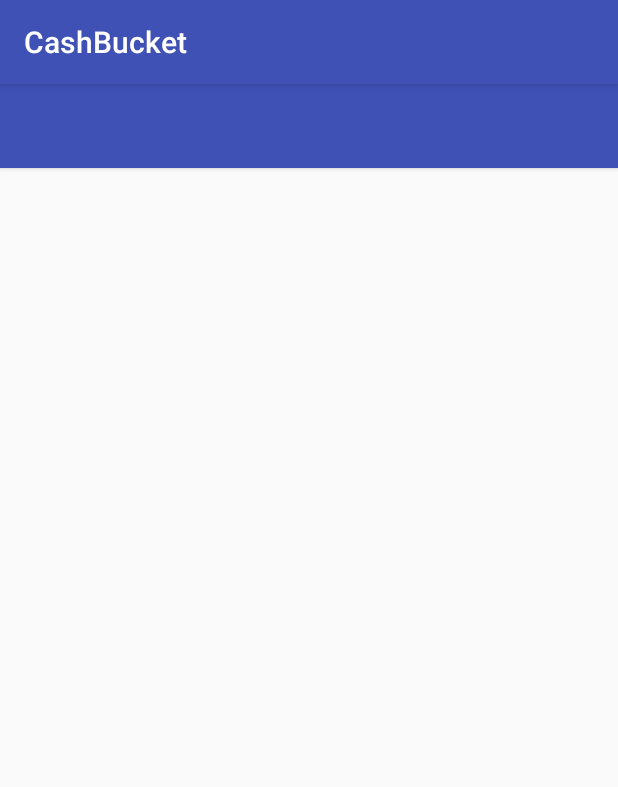
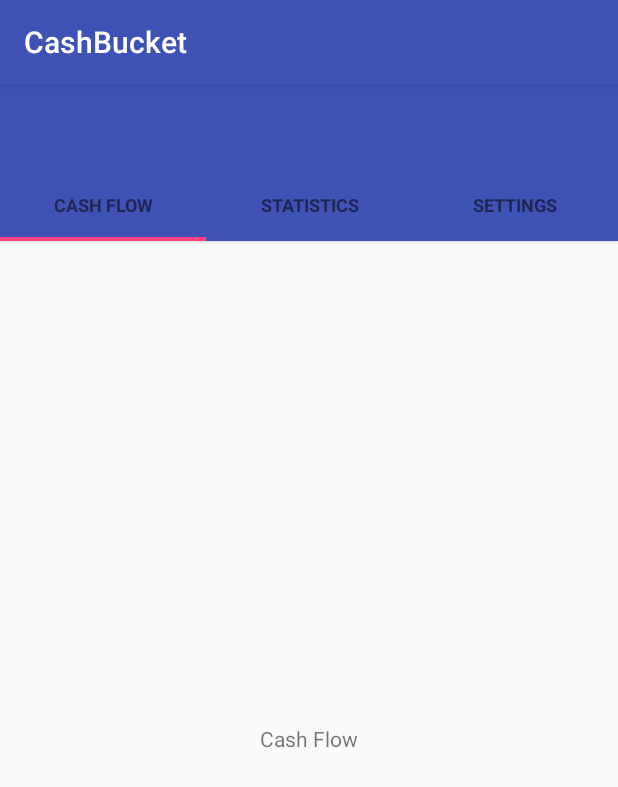
Before and after one commit to rrosatti/cash-bucket, an Android app: the MainActivity screen opened directly, with no data from a screen before it, on a phone screen of 412 x 824 dp. Shown: the top 787 px of the screen. Run offline under Robolectric (Android 15) with nearby library versions, the light colour scheme and no system bars; 1 statement that could not run was skipped.

Commit message:
create Tab Fargments and Layouts (not fully implemented)

```diff
--- a/app/src/main/java/com/example/rodri/cashbucket/activity/MainActivity.java
+++ b/app/src/main/java/com/example/rodri/cashbucket/activity/MainActivity.java
@@ -1,15 +1,52 @@
 package com.example.rodri.cashbucket.activity;
 
+import android.support.v4.view.ViewPager;
 import android.support.v7.app.AppCompatActivity;
 import android.os.Bundle;
+import android.support.v7.widget.Toolbar;
 
 import com.example.rodri.cashbucket.R;
+import com.example.rodri.cashbucket.adapter.ViewPagerAdapter;
+import com.example.rodri.cashbucket.tabs.SlidingTabLayout;
 
 public class MainActivity extends AppCompatActivity {
+
+    private Toolbar toolbar;
+    private ViewPager pager;
+    private ViewPagerAdapter pagerAdapter;
+    private SlidingTabLayout tabs;
+    private CharSequence Titles[] = {"Cash Flow", "Statistics", "Settings"};
+    private int numOfTabs = 3;
 
     @Override
     protected void onCreate(Bundle savedInstanceState) {
         super.onCreate(savedInstanceState);
         setContentView(R.layout.activity_main);
+
+        toolbar = (Toolbar) findViewById(R.id.tool_bar);
+        setSupportActionBar(toolbar);
+
+        // Create the ViewPagerAdapter
+        pagerAdapter = new ViewPagerAdapter(getSupportFragmentManager(), Titles, numOfTabs);
+
+        // Assigning ViewPager views and setting the adapter
+        pager = (ViewPager) findViewById(R.id.pager);
+        pager.setAdapter(pagerAdapter);
+
+        // Assigning the Sliding Tab Layout View
+        tabs = (SlidingTabLayout) findViewById(R.id.tabs);
+        // This makes the tabs space evenly in available width
+        tabs.setDistributeEvenly(true);
+
+        // Setting custom color for the scroll bar indicator
+        tabs.setCustomTabColorizer(new SlidingTabLayout.TabColorizer() {
+            @Override
+            public int getIndicatorColor(int position) {
+                return getResources().getColor(R.color.colorAccent);
+            }
+        });
+
+        // Setting the ViewPager for the SlidingTabsLayout
+        tabs.setViewPager(pager);
     }
 }
--- /dev/null
+++ b/app/src/main/java/com/example/rodri/cashbucket/adapter/ViewPagerAdapter.java
@@ -0,0 +1,77 @@
+package com.example.rodri.cashbucket.adapter;
+
+import android.support.v4.app.Fragment;
+import android.support.v4.app.FragmentManager;
+import android.support.v4.app.FragmentStatePagerAdapter;
+
+import com.example.rodri.cashbucket.fragment.CashFlowFragment;
+import com.example.rodri.cashbucket.fragment.SettingsFragment;
+import com.example.rodri.cashbucket.fragment.StatisticsFragment;
+
+/**
+ * Created by rodri on 1/2/2017.
+ */
+
+public class ViewPagerAdapter extends FragmentStatePagerAdapter {
+
+    private CharSequence Titles[];
+    private int numOfTabs;
+
+    public ViewPagerAdapter(FragmentManager fm, CharSequence Titles[], int numOfTabs) {
+        super(fm);
+
+        this.Titles = Titles;
+        this.numOfTabs = numOfTabs;
+    }
+
+    /**
+     *
+     *  It return the fragment for the  every position in the View Pager
+     *
+     * @param position
+     * @return
+     */
+    @Override
+    public Fragment getItem(int position) {
+        switch (position) {
+            case 0: {
+                CashFlowFragment cashFlowFragment = new CashFlowFragment();
+                return cashFlowFragment;
+            }
+            case 1: {
+                StatisticsFragment statisticsFragment = new StatisticsFragment();
+                return statisticsFragment;
+            }
+            case 2: {
+                SettingsFragment settingsFragment = new SettingsFragment();
+                return settingsFragment;
+            }
+            default: {
+                return null;
+            }
+        }
+    }
+
+    /**
+     *
+     * It return the titles of the Tabs in the Tab Strip
+     *
+     * @param position
+     * @return
+     */
+    @Override
+    public CharSequence getPageTitle(int position) {
+        return Titles[position];
+    }
+
+    /**
+     *
+     * It returns the number of tabs for the Tab Strip
+     *
+     * @return
+     */
+    @Override
+    public int getCount() {
+        return numOfTabs;
+    }
+}
--- /dev/null
+++ b/app/src/main/java/com/example/rodri/cashbucket/fragment/CashFlowFragment.java
@@ -0,0 +1,24 @@
+package com.example.rodri.cashbucket.fragment;
+
+import android.os.Bundle;
+import android.support.annotation.Nullable;
+import android.support.v4.app.Fragment;
+import android.view.LayoutInflater;
+import android.view.View;
+import android.view.ViewGroup;
+
+import com.example.rodri.cashbucket.R;
+
+/**
+ * Created by rodri on 1/2/2017.
+ */
+
+public class CashFlowFragment extends Fragment{
+
+    @Nullable
+    @Override
+    public View onCreateView(LayoutInflater inflater, @Nullable ViewGroup container, @Nullable Bundle savedInstanceState) {
+        View v = inflater.inflate(R.layout.tab_cash_flow, container, false);
+        return v;
+    }
+}
--- /dev/null
+++ b/app/src/main/java/com/example/rodri/cashbucket/fragment/StatisticsFragment.java
@@ -0,0 +1,24 @@
+package com.example.rodri.cashbucket.fragment;
+
+import android.os.Bundle;
+import android.support.annotation.Nullable;
+import android.support.v4.app.Fragment;
+import android.view.LayoutInflater;
+import android.view.View;
+import android.view.ViewGroup;
+
+import com.example.rodri.cashbucket.R;
+
+/**
+ * Created by rodri on 1/2/2017.
+ */
+
+public class StatisticsFragment extends Fragment {
+
+    @Nullable
+    @Override
+    public View onCreateView(LayoutInflater inflater, @Nullable ViewGroup container, @Nullable Bundle savedInstanceState) {
+        View v = inflater.inflate(R.layout.tab_statistics, container, false);
+        return v;
+    }
+}
--- /dev/null
+++ b/app/src/main/res/layout/tab_cash_flow.xml
@@ -0,0 +1,11 @@
+<?xml version="1.0" encoding="utf-8"?>
+<RelativeLayout xmlns:android="http://schemas.android.com/apk/res/android"
+    android:layout_width="match_parent" android:layout_height="match_parent">
+
+    <TextView
+        android:layout_width="wrap_content"
+        android:layout_height="wrap_content"
+        android:text="Cash Flow"
+        android:layout_centerInParent="true"/>
+
+</RelativeLayout>
```
Also changed, not shown: app/src/main/java/com/example/rodri/cashbucket/fragment/SettingsFragment.java (added, +25 -0 lines), app/src/main/res/layout/tab_settings.xml (added, +11 -0 lines), app/src/main/res/layout/tab_statistics.xml (added, +11 -0 lines).
